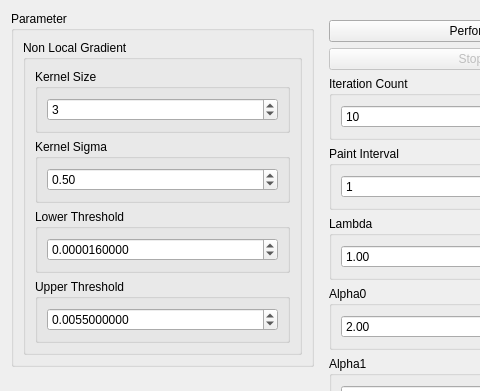
Qt form source/modules/tgv_shading_growing/TGVShadingGrowingWidget.ui (josefkoller/ambient_image_processor) before a commit; both pictures show x 0 to 480 and y 0 to 391 of the 633 by 659 pixel window.
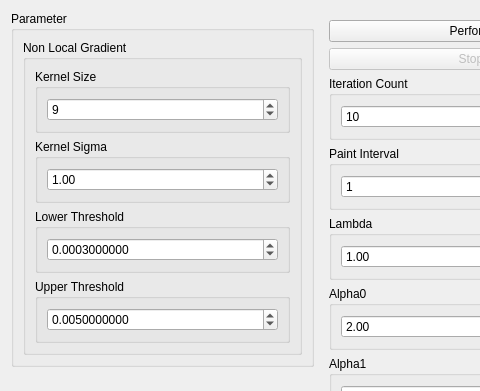
The same form after that commit.

Commit message: ui defaults, image view updates the slice index

```diff
--- a/source/modules/tgv_shading_growing/TGVShadingGrowingWidget.ui
+++ b/source/modules/tgv_shading_growing/TGVShadingGrowingWidget.ui
@@ -41,7 +41,7 @@
             <item>
              <widget class="QSpinBox" name="kernel_size_spinbox">
               <property name="value">
-               <number>3</number>
+               <number>9</number>
               </property>
              </widget>
             </item>
@@ -57,7 +57,7 @@
             <item>
              <widget class="QDoubleSpinBox" name="kernel_sigma_spinbox">
               <property name="value">
-               <double>0.500000000000000</double>
+               <double>1.000000000000000</double>
               </property>
              </widget>
             </item>
@@ -79,7 +79,7 @@
                <double>0.000001000000000</double>
               </property>
               <property name="value">
-               <double>0.000016000000000</double>
+               <double>0.000300000000000</double>
               </property>
              </widget>
             </item>
@@ -107,7 +107,7 @@
                <double>0.000001000000000</double>
               </property>
               <property name="value">
-               <double>0.005500000000000</double>
+               <double>0.005000000000000</double>
               </property>
              </widget>
             </item>
```
The commit also changes 4 other files.
